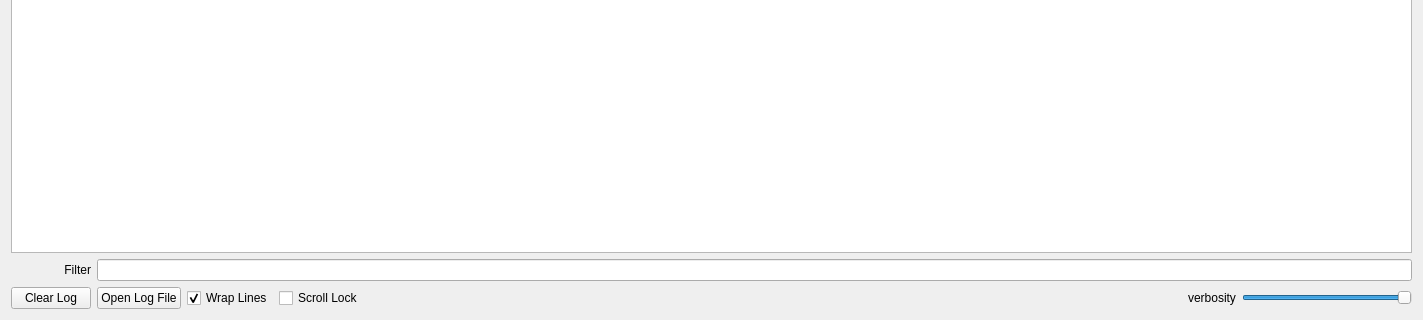
alopatindev/qdevicemonitor, file qdevicemonitor/DeviceWidget.ui: the form before one commit; both pictures show x 0 to 1423 and y 430 to 750 of the 1423 by 750 pixel window.
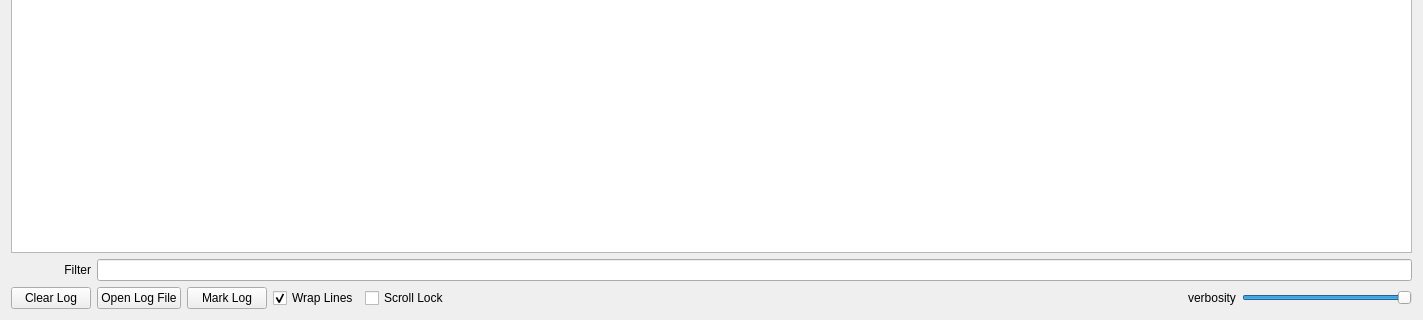
The form after the commit.

Commit message: added mark log feature

What changed in the file:
```diff
--- a/qdevicemonitor/DeviceWidget.ui
+++ b/qdevicemonitor/DeviceWidget.ui
@@ -34,13 +34,13 @@
       <enum>QLayout::SetMinAndMaxSize</enum>
      </property>
      <item row="1" column="0">
-      <widget class="QPushButton" name="clearLogPushButton">
+      <widget class="QPushButton" name="clearLogButton">
        <property name="text">
         <string>Clear Log</string>
        </property>
       </widget>
      </item>
-     <item row="1" column="3">
+     <item row="1" column="4">
       <widget class="QCheckBox" name="scrollLockCheckBox">
        <property name="text">
         <string>Scroll Lock</string>
@@ -54,7 +54,7 @@
        </property>
       </widget>
      </item>
-     <item row="1" column="6">
+     <item row="1" column="7">
       <widget class="QSlider" name="verbositySlider">
        <property name="sizePolicy">
         <sizepolicy hsizetype="Maximum" vsizetype="Fixed">
@@ -79,14 +79,14 @@
        </property>
       </widget>
      </item>
-     <item row="1" column="5">
+     <item row="1" column="6">
       <widget class="QLabel" name="verbosityLabel">
        <property name="text">
         <string>verbosity</string>
        </property>
       </widget>
      </item>
-     <item row="1" column="4">
+     <item row="1" column="5">
       <spacer name="horizontalSpacer">
        <property name="orientation">
         <enum>Qt::Horizontal</enum>
@@ -99,7 +99,7 @@
        </property>
       </spacer>
      </item>
-     <item row="1" column="2">
+     <item row="1" column="3">
       <widget class="QCheckBox" name="wrapCheckBox">
        <property name="text">
         <string>Wrap Lines</string>
@@ -119,13 +119,20 @@
        </property>
       </widget>
      </item>
-     <item row="0" column="1" colspan="6">
+     <item row="0" column="1" colspan="7">
       <widget class="QLineEdit" name="filterLineEdit">
        <property name="toolTip">
         <string>Search for messages. Accepts regexes and wildcards. Prefix with pid:, tid:, tag: or text: to limit scope.</string>
        </property>
       </widget>
      </item>
+     <item row="1" column="2">
+      <widget class="QPushButton" name="markLogButton">
+       <property name="text">
+        <string>Mark Log</string>
+       </property>
+      </widget>
+     </item>
     </layout>
    </item>
   </layout>
```
Left out of the diff: 6 changed lines with no effect on the pictures. The commit also changes 6 other files.
